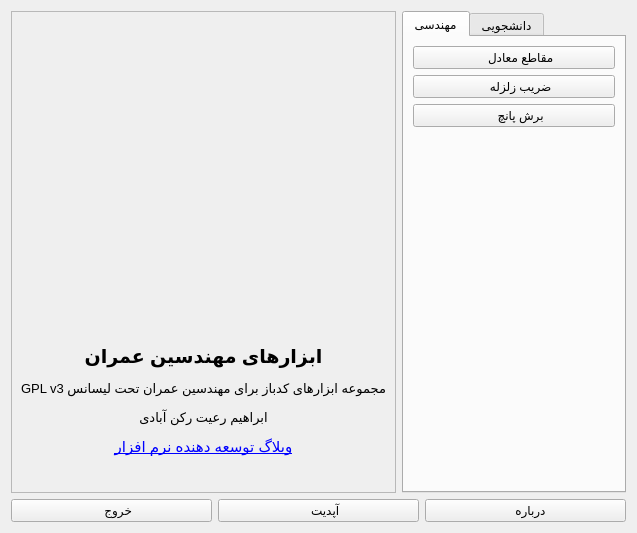
The window that main_form.ui (ebrahimraeyat/civilTools) describes before a commit, drawn with Qt 5.
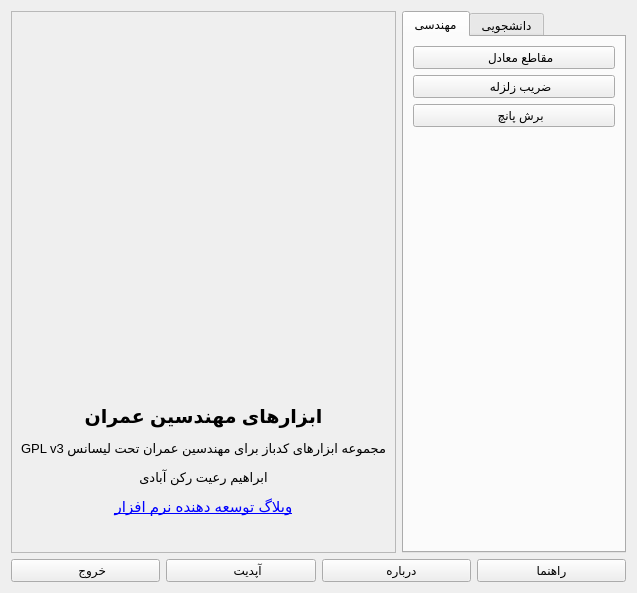
The same window after the commit. Icons and pictures are not drawn.

Commit message: CFACTOR: adding help

Diff of the .ui file:
```diff
--- a/main_form.ui
+++ b/main_form.ui
@@ -7,7 +7,7 @@
     <x>0</x>
     <y>0</y>
     <width>637</width>
-    <height>533</height>
+    <height>593</height>
    </rect>
   </property>
   <property name="windowTitle">
@@ -313,6 +313,23 @@
        </property>
       </widget>
      </item>
+     <item>
+      <widget class="QPushButton" name="help_button">
+       <property name="text">
+        <string>راهنما</string>
+       </property>
+       <property name="icon">
+        <iconset>
+         <normaloff>images/about.png</normaloff>images/about.png</iconset>
+       </property>
+       <property name="iconSize">
+        <size>
+         <width>64</width>
+         <height>64</height>
+        </size>
+       </property>
+      </widget>
+     </item>
     </layout>
    </item>
   </layout>
```
The commit also changes 13 other files.
